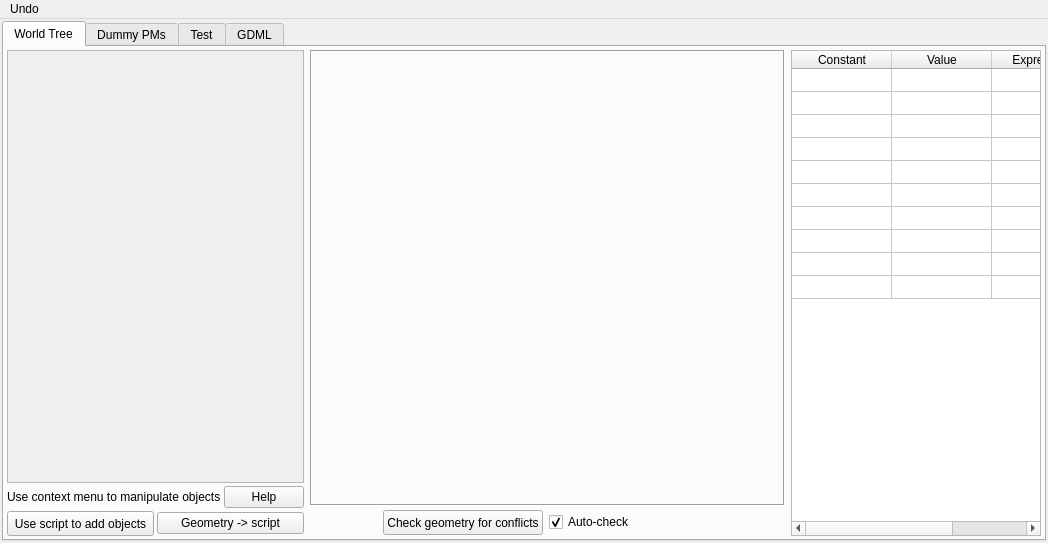
Before: the Qt Designer form src/gui/detectoraddonswindow.ui in andrmor/ANTS2, drawn with Qt 5.
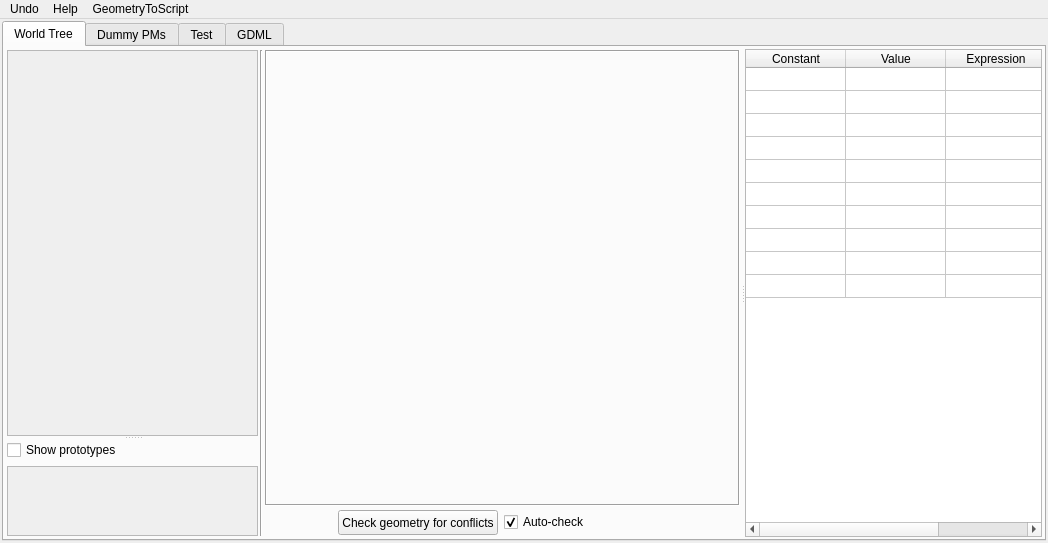
After: the same form once the commit is applied.

Diff of the .ui file:
```diff
--- a/src/gui/detectoraddonswindow.ui
+++ b/src/gui/detectoraddonswindow.ui
@@ -36,18 +36,52 @@
        <attribute name="title">
         <string>World Tree</string>
        </attribute>
+       <layout class="QHBoxLayout" name="horizontalLayout_14">
+        <property name="leftMargin">
+         <number>2</number>
+        </property>
+        <property name="topMargin">
+         <number>2</number>
+        </property>
+        <property name="rightMargin">
+         <number>2</number>
+        </property>
+        <property name="bottomMargin">
+         <number>2</number>
+        </property>
+        <item>
+         <widget class="QSplitter" name="splitter">
+          <property name="orientation">
+           <enum>Qt::Horizontal</enum>
+          </property>
+          <widget class="QFrame" name="frTreePlusDelegate">
+           <property name="sizePolicy">
+            <sizepolicy hsizetype="MinimumExpanding" vsizetype="MinimumExpanding">
+             <horstretch>0</horstretch>
+             <verstretch>0</verstretch>
+            </sizepolicy>
+           </property>
+           <property name="frameShape">
+            <enum>QFrame::NoFrame</enum>
+           </property>
+           <property name="frameShadow">
+            <enum>QFrame::Raised</enum>
+           </property>
        <layout class="QHBoxLayout" name="horizontalLayout_9">
+            <property name="spacing">
+             <number>2</number>
+            </property>
         <property name="leftMargin">
-         <number>3</number>
+             <number>1</number>
         </property>
         <property name="topMargin">
-         <number>3</number>
+             <number>1</number>
         </property>
         <property name="rightMargin">
-         <number>3</number>
+             <number>1</number>
         </property>
         <property name="bottomMargin">
-         <number>3</number>
+             <number>1</number>
         </property>
         <item>
          <layout class="QVBoxLayout" name="verticalLayout_8">
@@ -55,7 +89,17 @@
            <number>3</number>
           </property>
           <item>
+               <widget class="QSplitter" name="spTreeAndPrototypes">
+                <property name="orientation">
+                 <enum>Qt::Vertical</enum>
+                </property>
            <widget class="QScrollArea" name="saGeo">
+                 <property name="sizePolicy">
+                  <sizepolicy hsizetype="Expanding" vsizetype="Expanding">
+                   <horstretch>0</horstretch>
+                   <verstretch>3</verstretch>
+                  </sizepolicy>
+                 </property>
             <property name="widgetResizable">
              <bool>true</bool>
             </property>
@@ -64,84 +108,93 @@
               <rect>
                <x>0</x>
                <y>0</y>
-               <width>346</width>
-               <height>407</height>
+                    <width>148</width>
+                    <height>342</height>
               </rect>
              </property>
             </widget>
            </widget>
-          </item>
-          <item>
-           <layout class="QHBoxLayout" name="horizontalLayout_14">
-            <property name="topMargin">
-             <number>0</number>
-            </property>
-            <item>
-             <widget class="QLabel" name="label_22">
-              <property name="text">
-               <string>Use context menu to manipulate objects</string>
-              </property>
-             </widget>
-            </item>
-            <item>
-             <widget class="QPushButton" name="pbWorldTreeHelp">
-              <property name="text">
-               <string>Help</string>
-              </property>
-             </widget>
-            </item>
-           </layout>
-          </item>
-          <item>
-           <layout class="QHBoxLayout" name="horizontalLayout_17">
+                <widget class="QFrame" name="frPrototypes">
+                 <property name="sizePolicy">
+                  <sizepolicy hsizetype="Preferred" vsizetype="MinimumExpanding">
+                   <horstretch>0</horstretch>
+                   <verstretch>0</verstretch>
+                  </sizepolicy>
+                 </property>
+                 <property name="frameShape">
+                  <enum>QFrame::NoFrame</enum>
+                 </property>
+                 <property name="frameShadow">
+                  <enum>QFrame::Raised</enum>
+                 </property>
+                 <layout class="QVBoxLayout" name="verticalLayout_12">
             <property name="leftMargin">
              <number>0</number>
             </property>
             <property name="topMargin">
              <number>0</number>
             </property>
+                  <property name="rightMargin">
+                   <number>0</number>
+                  </property>
             <property name="bottomMargin">
              <number>0</number>
             </property>
             <item>
-             <widget class="QPushButton" name="pbUseScriptToAddObj">
+                   <widget class="QCheckBox" name="checkBox">
+                    <property name="sizePolicy">
+                     <sizepolicy hsizetype="Minimum" vsizetype="Fixed">
+                      <horstretch>0</horstretch>
+                      <verstretch>1</verstretch>
+                     </sizepolicy>
+                    </property>
               <property name="minimumSize">
                <size>
-                <width>0</width>
-                <height>25</height>
-               </size>
-              </property>
-              <property name="maximumSize">
-               <size>
-                <width>16777215</width>
-                <height>25</height>
-               </size>
-              </property>
-              <property name="font">
-               <font>
-                <weight>50</weight>
-                <bold>false</bold>
-               </font>
-              </property>
+                      <width>150</width>
+                      <height>0</height>
+                     </size>
+                    </property>
               <property name="text">
-               <string>Use script to add objects</string>
+                     <string>Show prototypes</string>
               </property>
              </widget>
             </item>
             <item>
-             <widget class="QPushButton" name="pbConvertToScript">
-              <property name="toolTip">
-               <string>Convert current geometry to script</string>
-              </property>
-              <property name="text">
-               <string>Geometry -&gt; script</string>
-              </property>
-             </widget>
-            </item>
-           </layout>
+                   <widget class="QScrollArea" name="saPrototypes">
+                    <property name="sizePolicy">
+                     <sizepolicy hsizetype="Expanding" vsizetype="Expanding">
+                      <horstretch>0</horstretch>
+                      <verstretch>2</verstretch>
+                     </sizepolicy>
+                    </property>
+                    <property name="widgetResizable">
+                     <bool>true</bool>
+                    </property>
+                    <widget class="QWidget" name="scrollAreaWidgetContents_2">
+                     <property name="geometry">
+                      <rect>
+                       <x>0</x>
+                       <y>0</y>
+                       <width>148</width>
+                       <height>94</height>
+                      </rect>
+                     </property>
+                    </widget>
+                   </widget>
+                  </item>
+                 </layout>
+                </widget>
+               </widget>
           </item>
          </layout>
         </item>
+            <item>
+             <widget class="Line" name="line_4">
+              <property name="orientation">
+               <enum>Qt::Vertical</enum>
+              </property>
+             </widget>
+            </item>
         <item>
          <layout class="QVBoxLayout" name="verticalLayout_7">
           <property name="spacing">
@@ -268,7 +321,8 @@
           </item>
          </layout>
         </item>
-        <item>
+           </layout>
+          </widget>
          <widget class="QTableWidget" name="tabwConstants">
           <property name="minimumSize">
            <size>
@@ -323,6 +377,7 @@
            </property>
           </column>
          </widget>
+         </widget>
         </item>
        </layout>
       </widget>
@@ -1375,7 +1430,24 @@
     <addaction name="separator"/>
     <addaction name="actionExperimental_feature"/>
    </widget>
+   <widget class="QMenu" name="menuHelp">
+    <property name="title">
+     <string>Help</string>
+    </property>
+    <addaction name="actionUse_context_menu_to_manipulate_objects"/>
+    <addaction name="separator"/>
+    <addaction name="actionHow_to_use_drag_and_drop"/>
+   </widget>
+   <widget class="QMenu" name="menuGeometryToScript">
+    <property name="title">
+     <string>GeometryToScript</string>
+    </property>
+    <addaction name="actionTo_JavaScript"/>
+    <addaction name="actionTo_Python"/>
+   </widget>
    <addaction name="menuUndo_redo"/>
+   <addaction name="menuHelp"/>
+   <addaction name="menuGeometryToScript"/>
   </widget>
   <action name="actionUndo">
    <property name="text">
```
Left out of the diff: 20 changed lines with no effect on the pictures. Lines whose indentation alone changed are shown as unchanged.
